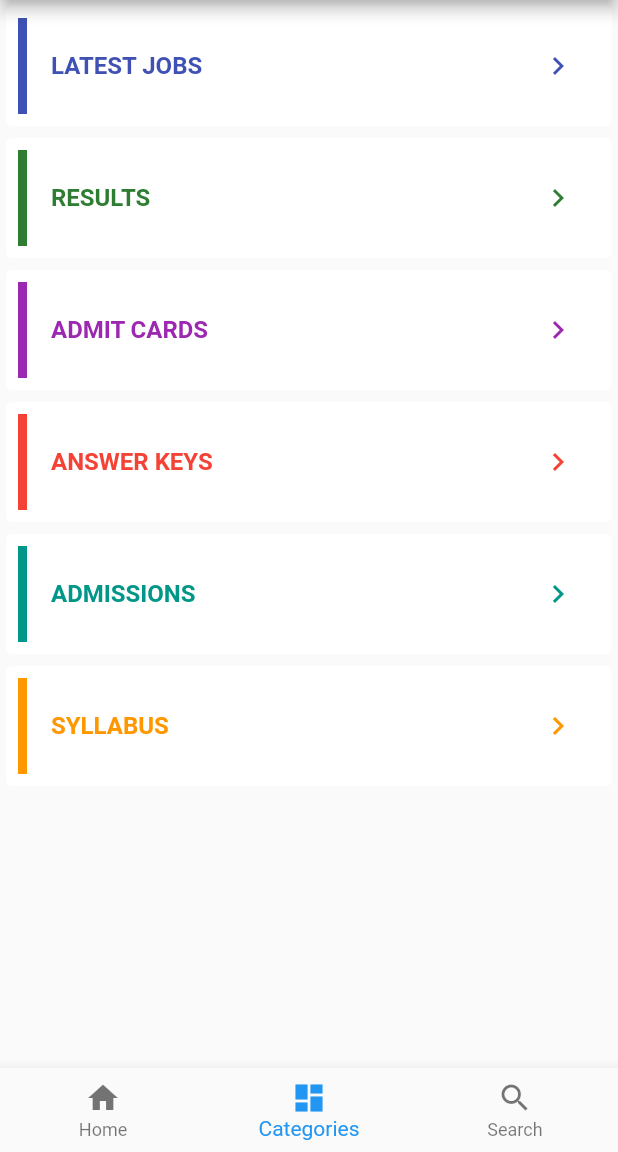
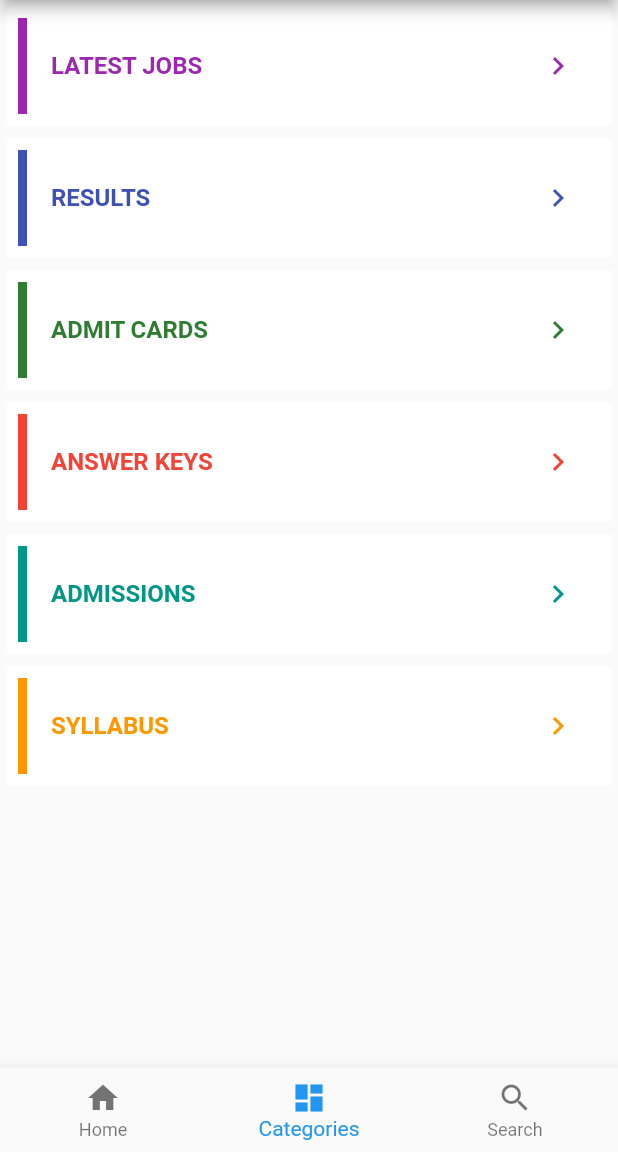
Before and after one commit to apvinit/jobadda, a Flutter app: the screen it shows after launch, item 2 of the bottom bar chosen, on a phone screen of 412 x 824 dp, the part 84-1236 px from its top. Run offline on Flutter 3.47's test engine with Material 2 defaults, Android fonts, the phone set to English and light mode, and no system bars; our stand-ins replace cloud_firestore, firebase_messaging, shimmer; missing offline and left inert: admob_flutter; accounts and stored records are empty; network calls fail.

Commit message:
set color variable for each category

```diff
--- a/lib/categories/category_page.dart
+++ b/lib/categories/category_page.dart
@@ -6,7 +6,7 @@ import 'category_list_page.dart';
 class CatergoyPage extends StatelessWidget {
   @override
   Widget build(BuildContext context) {
-    Widget getItem(String title, int c) {
+    Widget getItem(String title, Color c) {
       return Card(
         elevation: 0,
         child: InkWell(
@@ -18,7 +18,7 @@ class CatergoyPage extends StatelessWidget {
           },
           child: Container(
             decoration: BoxDecoration(
-              border: Border(left: BorderSide(color: colors[c], width: 6)),
+              border: Border(left: BorderSide(color: c, width: 6)),
             ),
             margin: EdgeInsets.symmetric(vertical: 8, horizontal: 8),
             padding: const EdgeInsets.symmetric(vertical: 20, horizontal: 16),
@@ -28,14 +28,14 @@ class CatergoyPage extends StatelessWidget {
                 Text(
                   title.toUpperCase(),
                   style: TextStyle(
-                    color: colors[c],
+                    color: c,
                     fontSize: 16,
                     fontWeight: FontWeight.w600,
                   ),
                 ),
                 Icon(
                   Icons.keyboard_arrow_right,
-                  color: colors[c],
+                  color: c,
                 ),
               ],
             ),
@@ -48,12 +48,12 @@ class CatergoyPage extends StatelessWidget {
       child: Column(
         crossAxisAlignment: CrossAxisAlignment.stretch,
         children: <Widget>[
-          getItem('Latest Jobs', 0),
-          getItem('Results', 1),
-          getItem('Admit Cards', 2),
-          getItem('Answer Keys', 3),
-          getItem('Admissions', 4),
-          getItem('Syllabus', 5),
+          getItem('Latest Jobs', latestJobColor),
+          getItem('Results', resultColor),
+          getItem('Admit Cards', admitCardColor),
+          getItem('Answer Keys', answerKeyColor),
+          getItem('Admissions', admissionColor),
+          getItem('Syllabus', syllabusColor),
         ],
       ),
     );
--- a/lib/colors.dart
+++ b/lib/colors.dart
@@ -1,17 +1,9 @@
 import 'package:flutter/material.dart';
 
-/// Order of the category item for the colors
-/// Results = 0
-/// AdmitCard = 1
-/// Latest Job = 2
-/// Answer Keys = 3
-/// Admission = 4
-/// Syllabus = 5
-final colors = [
-  Colors.indigo,
-  Colors.green[800],
-  Colors.purple,
-  Colors.red,
-  Colors.teal,
-  Colors.orange,
-];
+final latestJobColor = Colors.purple;
+final resultColor = Colors.indigo;
+final admitCardColor = Colors.green[800];
+final answerKeyColor = Colors.red;
+final admissionColor = Colors.teal;
+final syllabusColor = Colors.orange;
+final defaultColor = Colors.cyan[600];
```
Also changed, not shown: lib/home/home_post_list_tile.dart (+7 -7 lines).
